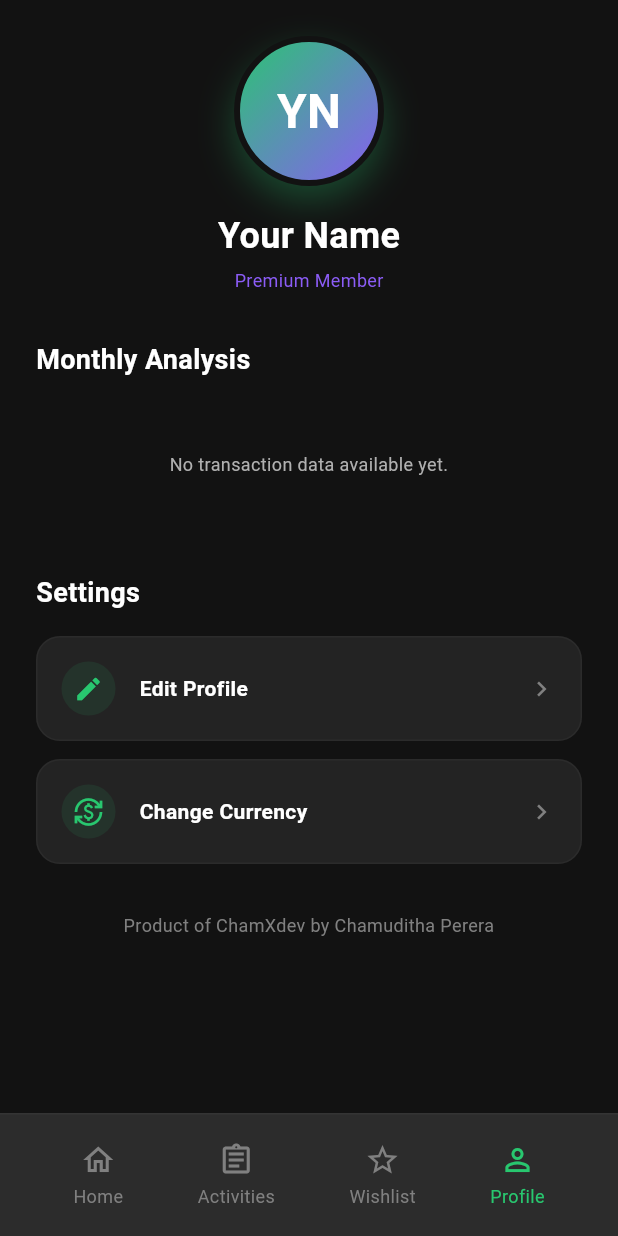
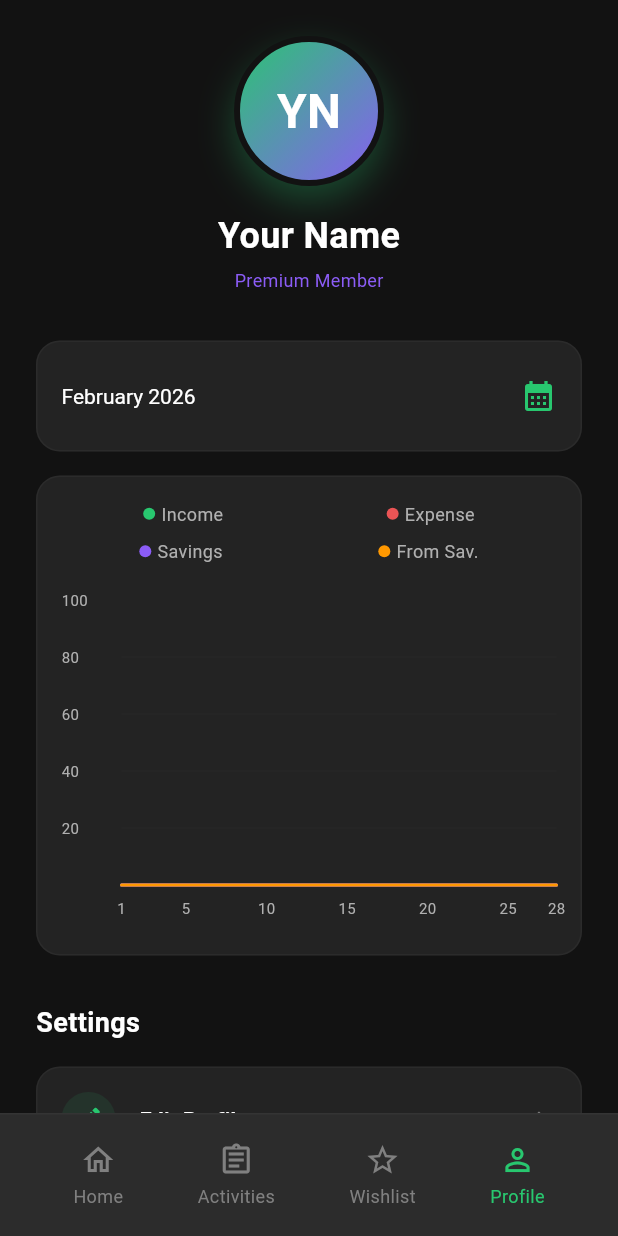
Before and after one commit to chamudithaperera/money-manager-app-flutter, a Flutter app: the HomePage screen opened directly, item 4 of the bottom bar chosen, on a phone screen of 412 x 824 dp. Run offline on Flutter 3.47's test engine with Material 3 defaults, Android fonts, the phone set to English and light mode, and no system bars; drawn by our look-alikes of fl_chart; our stand-ins replace flutter_riverpod, image_picker, shared_preferences, sqflite; accounts and stored records are empty.

Commit message:
feat: Add daily transaction line chart with month selection to the profile page, replacing the monthly report and introducing the fl_chart dependency.

```diff
--- a/lib/features/profile/profile_page.dart
+++ b/lib/features/profile/profile_page.dart
@@ -1,5 +1,6 @@
 import 'dart:io';
 
+import 'package:fl_chart/fl_chart.dart';
 import 'package:flutter/material.dart';
 import 'package:flutter_riverpod/flutter_riverpod.dart';
 import 'package:image_picker/image_picker.dart';
@@ -20,9 +21,28 @@ class ProfilePage extends ConsumerStatefulWidget {
 }
 
 class _ProfilePageState extends ConsumerState<ProfilePage> {
+  late DateTime _selectedMonth;
+
+  @override
+  void initState() {
+    super.initState();
+    _selectedMonth = DateTime(DateTime.now().year, DateTime.now().month);
+  }
+
   @override
   Widget build(BuildContext context) {
-    final report = _generateReport(widget.transactions);
+    // Collect available months
+    final availableMonths = _getAvailableMonths();
+    if (!availableMonths.any((d) => isSameMonth(d, _selectedMonth))) {
+      if (availableMonths.isNotEmpty) {
+        _selectedMonth = availableMonths.first;
+      }
+    }
+
+    final dailyStats = _getDailyStats(_selectedMonth);
+    final currency =
+        ref.watch(settingsProvider).asData?.value.currencySymbol ??
+        AppConstants.currencySymbol;
 
     return SingleChildScrollView(
       padding: const EdgeInsets.fromLTRB(24, 24, 24, 120),
@@ -31,32 +51,9 @@ class _ProfilePageState extends ConsumerState<ProfilePage> {
         children: [
           _buildProfileHeader(),
           const SizedBox(height: 32),
-          Text('Monthly Analysis', style: AppTextStyles.sectionHeader),
+          _buildMonthSelector(availableMonths),
           const SizedBox(height: 16),
-          if (report.isEmpty)
-            Padding(
-              padding: const EdgeInsets.all(32),
-              child: Text(
-                'No transaction data available yet.',
-                style: AppTextStyles.caption.copyWith(
-                  color: AppColors.textSecondary,
-                ),
-                textAlign: TextAlign.center,
-              ),
-            )
-          else
-            ListView.separated(
-              shrinkWrap: true,
-              physics: const NeverScrollableScrollPhysics(),
-              itemCount: report.length,
-              separatorBuilder: (_, __) => const SizedBox(height: 12),
-              itemBuilder: (context, index) => _MonthCard(
-                stats: report[index],
-                currency:
-                    ref.watch(settingsProvider).asData?.value.currencySymbol ??
-                    AppConstants.currencySymbol,
-              ),
-            ),
+          _buildChartSection(dailyStats, currency),
           const SizedBox(height: 32),
           Text('Settings', style: AppTextStyles.sectionHeader),
           const SizedBox(height: 16),
@@ -87,6 +84,286 @@ class _ProfilePageState extends ConsumerState<ProfilePage> {
     );
   }
 
+  bool isSameMonth(DateTime a, DateTime b) =>
+      a.year == b.year && a.month == b.month;
+
+  List<DateTime> _getAvailableMonths() {
+    final Set<String> uniqueMonths = {};
+    final List<DateTime> months = [];
+
+    // Always include current month
+    final now = DateTime.now();
+    final currentKey = '${now.year}-${now.month}';
+    uniqueMonths.add(currentKey);
+    months.add(DateTime(now.year, now.month));
+
+    for (final tx in widget.transactions) {
+      final key = '${tx.date.year}-${tx.date.month}';
+      if (!uniqueMonths.contains(key)) {
+        uniqueMonths.add(key);
+        months.add(DateTime(tx.date.year, tx.date.month));
+      }
+    }
+
+    months.sort((a, b) => b.compareTo(a)); // Newest first
+    return months;
+  }
+
+  Map<int, _DailyStats> _getDailyStats(DateTime month) {
+    final Map<int, _DailyStats> stats = {};
+    final daysInMonth = DateUtils.getDaysInMonth(month.year, month.month);
+
+    // Initialize all days
+    for (int i = 1; i <= daysInMonth; i++) {
+      stats[i] = _DailyStats();
+    }
+
+    for (final tx in widget.transactions) {
+      if (isSameMonth(tx.date, month)) {
+        final day = tx.date.day;
+        final current = stats[day]!;
+        switch (tx.type) {
+          case TransactionType.income:
+            current.income += tx.amount;
+            break;
+          case TransactionType.expense:
+            current.expense += tx.amount;
+            break;
+          case TransactionType.savings:
+            current.savings += tx.amount;
+            break;
+          case TransactionType.savingDeduct:
+            current.savingDeduct += tx.amount;
+            break;
+        }
+      }
+    }
+    return stats;
+  }
+
+  Widget _buildMonthSelector(List<DateTime> months) {
+    final formatter = DateFormat('MMMM yyyy');
+    return Container(
+      padding: const EdgeInsets.symmetric(horizontal: 16, vertical: 12),
+      decoration: BoxDecoration(
+        color: AppColors.surface,
+        borderRadius: BorderRadius.circular(AppRadius.large),
+        border: Border.all(color: AppColors.border.withValues(alpha: 0.3)),
+      ),
+      child: DropdownButtonHideUnderline(
+        child: DropdownButton<DateTime>(
+          value: months.firstWhere(
+            (m) => isSameMonth(m, _selectedMonth),
+            orElse: () => months.first,
+          ),
+          dropdownColor: AppColors.surface,
+          icon: const Icon(Icons.calendar_month, color: AppColors.primary),
+          isExpanded: true,
+          style: AppTextStyles.body.copyWith(color: AppColors.textPrimary),
+          items: months.map((date) {
+            return DropdownMenuItem(
+              value: date,
+              child: Text(formatter.format(date)),
+            );
+          }).toList(),
+          onChanged: (value) {
+            if (value != null) {
+              setState(() => _selectedMonth = value);
+            }
+          },
+        ),
+      ),
+    );
+  }
+
+  Widget _buildChartSection(Map<int, _DailyStats> dailyStats, String currency) {
+    final days = dailyStats.keys.toList()..sort();
+    if (days.isEmpty) return const SizedBox.shrink();
+
+    // Prepare spots
+    final List<FlSpot> incomeSpots = [];
+    final List<FlSpot> expenseSpots = [];
+    final List<FlSpot> savingsSpots = [];
+    final List<FlSpot> deductSpots = [];
+
+    double maxY = 0;
+
+    for (final day in days) {
+      final stat = dailyStats[day]!;
+      incomeSpots.add(FlSpot(day.toDouble(), stat.income));
+      expenseSpots.add(FlSpot(day.toDouble(), stat.expense));
+      savingsSpots.add(FlSpot(day.toDouble(), stat.savings));
+      deductSpots.add(FlSpot(day.toDouble(), stat.savingDeduct));
+
+      maxY = [
+        maxY,
+        stat.income,
+        stat.expense,
+        stat.savings,
+        stat.savingDeduct,
+      ].reduce((a, b) => a > b ? a : b);
+    }
+
+    // Add some buffer to maxY
+    maxY = maxY * 1.2;
+    if (maxY == 0) maxY = 100;
+
+    return Container(
+      padding: const EdgeInsets.all(16),
+      decoration: BoxDecoration(
+        color: AppColors.surface,
+        borderRadius: BorderRadius.circular(AppRadius.large),
+        border: Border.all(color: AppColors.border.withValues(alpha: 0.3)),
+      ),
+      child: Column(
+        children: [
+          Row(
+            mainAxisAlignment: MainAxisAlignment.spaceAround,
+            children: [
+              _chartLegend('Income', AppColors.primary),
+              _chartLegend('Expense', AppColors.expense),
+            ],
+          ),
+          const SizedBox(height: 8),
+          Row(
+            mainAxisAlignment: MainAxisAlignment.spaceAround,
+            children: [
+              _chartLegend('Savings', AppColors.savings),
+              _chartLegend(
+                'From Sav.',
+                Colors.orange,
+              ), // Custom color for deduct
+            ],
+          ),
+          const SizedBox(height: 24),
+          AspectRatio(
+            aspectRatio: 1.5,
+            child: LineChart(
+              LineChartData(
+                gridData: FlGridData(
+                  show: true,
+                  drawVerticalLine: false,
+                  horizontalInterval: maxY / 5,
+                  getDrawingHorizontalLine: (value) {
+                    return FlLine(
+                      color: AppColors.border.withValues(alpha: 0.1),
+                      strokeWidth: 1,
+                    );
+                  },
+                ),
+                titlesData: FlTitlesData(
+                  show: true,
+                  rightTitles: const AxisTitles(
+                    sideTitles: SideTitles(showTitles: false),
+                  ),
+                  topTitles: const AxisTitles(
+                    sideTitles: SideTitles(showTitles: false),
+                  ),
+                  bottomTitles: AxisTitles(
+                    sideTitles: SideTitles(
+                      showTitles: true,
+                      reservedSize: 30,
+                      interval: 5,
+                      getTitlesWidget: (value, meta) {
+                        if (value == 0 || value > days.last)
+                          return const SizedBox.shrink();
+                        return Padding(
+                          padding: const EdgeInsets.only(top: 8.0),
+                          child: Text(
+                            value.toInt().toString(),
+                            style: AppTextStyles.caption.copyWith(fontSize: 10),
+                          ),
+                        );
+                      },
+                    ),
+                  ),
+                  leftTitles: AxisTitles(
+                    sideTitles: SideTitles(
+                      showTitles: true,
+                      interval: maxY / 5,
+                      reservedSize: 40,
+                      getTitlesWidget: (value, meta) {
+                        if (value == 0) return const SizedBox.shrink();
+                        return Text(
+                          _compactCurrency(value),
+                          style: AppTextStyles.caption.copyWith(fontSize: 10),
+                        );
+                      },
+                    ),
+                  ),
+                ),
+                borderData: FlBorderData(show: false),
+                minX: 1,
+                maxX: days.last.toDouble(),
+                minY: 0,
+                maxY: maxY,
+                lineBarsData: [
+                  _lineData(incomeSpots, AppColors.primary),
+                  _lineData(expenseSpots, AppColors.expense),
+                  _lineData(savingsSpots, AppColors.savings),
+                  _lineData(deductSpots, Colors.orange),
+                ],
+                lineTouchData: LineTouchData(
+                  touchTooltipData: LineTouchTooltipData(
+                    getTooltipColor: (touchedSpot) => AppColors.surfaceVariant,
+                    getTooltipItems: (touchedSpots) {
+                      return touchedSpots.map((spot) {
+                        return LineTooltipItem(
+                          '${spot.y.toStringAsFixed(0)}',
+                          AppTextStyles.caption.copyWith(
+                            color: spot.bar.color,
+                            fontWeight: FontWeight.bold,
+                          ),
+                        );
+                      }).toList();
+                    },
+                  ),
+                ),
+              ),
+            ),
+          ),
+        ],
+      ),
+    );
+  }
+
+  LineChartBarData _lineData(List<FlSpot> spots, Color color) {
+    return LineChartBarData(
+      spots: spots,
+      isCurved: true,
+      color: color,
+      barWidth: 2,
+      isStrokeCapRound: true,
+      dotData: const FlDotData(show: false),
+      belowBarData: BarAreaData(
+        show: true,
+        color: color.withValues(alpha: 0.1),
+      ),
+    );
+  }
+
+  Widget _chartLegend(String label, Color color) {
+    return Row(
+      children: [
+        Container(
+          width: 8,
+          height: 8,
+          decoration: BoxDecoration(color: color, shape: BoxShape.circle),
+        ),
+        const SizedBox(width: 4),
+        Text(label, style: AppTextStyles.caption),
+      ],
+    );
+  }
+
+  String _compactCurrency(double value) {
+    if (value >= 1000) {
+      return '${(value / 1000).toStringAsFixed(1)}k';
+    }
+    return value.toStringAsFixed(0);
+  }
+
+  // Settings methods
   Future<void> _showEditProfileDialog() async {
     final settings = ref.read(settingsProvider).asData?.value;
     final initialName = settings?.displayName ?? AppConstants.userDisplayName;
@@ -335,182 +612,11 @@ class _ProfilePageState extends ConsumerState<ProfilePage> {
       ],
     );
   }
-
-  List<_MonthStats> _generateReport(List<Transaction> transactions) {
-    final Map<String, _MonthStats> stats = {};
-
-    for (final tx in transactions) {
-      final key = '${tx.date.year}-${tx.date.month}';
-      if (!stats.containsKey(key)) {
-        stats[key] = _MonthStats(date: DateTime(tx.date.year, tx.date.month));
-      }
-
-      final current = stats[key]!;
-      if (tx.type == TransactionType.income) {
-        current.income += tx.amount;
-      } else if (tx.type == TransactionType.expense) {
-        current.expenses += tx.amount;
-      } else if (tx.type == TransactionType.savings) {
-        current.savings += tx.amount;
-      }
-    }
-
-    final list = stats.values.toList();
-    list.sort((a, b) => b.date.compareTo(a.date));
-    return list;
-  }
 }
 
-class _MonthStats {
-  _MonthStats({
-    required this.date,
-    this.income = 0,
-    this.expenses = 0,
-    this.savings = 0,
-  });
-
-  final DateTime date;
-  double income;
-  double expenses;
-  double savings;
+class _DailyStats {
+  double income = 0;
+  double expense = 0;
+  double savings = 0;
+  double savingDeduct = 0;
 }
-
-class _MonthCard extends StatelessWidget {
-  const _MonthCard({required this.stats, required this.currency});
-
-  final _MonthStats stats;
-  final String currency;
-
-  @override
-  Widget build(BuildContext context) {
-    final formatter = DateFormat('MMMM yyyy');
-    final total = stats.income - stats.expenses - stats.savings;
-
-    return Container(
-      padding: const EdgeInsets.all(16),
-      decoration: BoxDecoration(
-        color: AppColors.surface,
-        borderRadius: BorderRadius.circular(AppRadius.large),
-        border: Border.all(color: AppColors.border.withValues(alpha: 0.3)),
-      ),
-      child: Column(
-        crossAxisAlignment: CrossAxisAlignment.start,
-        children: [
-          Row(
-            mainAxisAlignment: MainAxisAlignment.spaceBetween,
-            children: [
-              Text(
-                formatter.format(stats.date),
-                style: AppTextStyles.sectionLabel.copyWith(
-                  color: AppColors.textPrimary,
-                  fontWeight: FontWeight.bold,
-                ),
-              ),
-              Text(
-                '${total >= 0 ? "+" : ""}$currency ${total.toStringAsFixed(0)}',
-                style: AppTextStyles.summaryAmount.copyWith(
-                  color: total >= 0 ? AppColors.primary : AppColors.expense,
-                  fontSize: 16,
-                ),
-              ),
-            ],
-          ),
-          const SizedBox(height: 16),
-          _Bar(
-            label: 'Income',
-            amount: stats.income,
-            color: AppColors.primary,
-            total: stats.income + stats.expenses + stats.savings,
-            currency: currency,
-          ),
-          const SizedBox(height: 8),
-          _Bar(
-            label: 'Expense',
-            amount: stats.expenses,
-            color: AppColors.expense,
-            total: stats.income + stats.expenses + stats.savings,
-            currency: currency,
-          ),
-          const SizedBox(height: 8),
-          _Bar(
-            label: 'Savings',
-            amount: stats.savings,
-            color: AppColors.savings,
-            total: stats.income + stats.expenses + stats.savings,
-            currency: currency,
-          ),
-        ],
-      ),
-    );
-  }
-}
-
-class _Bar extends StatelessWidget {
-  const _Bar({
-    required this.label,
-    required this.amount,
-    required this.color,
-    required this.total,
-    required this.currency,
-  });
-
-  final String label;
-  final double amount;
-  final Color color;
-  final double total;
-  final String currency;
-
-  @override
-  Widget build(BuildContext context) {
-    if (amount <= 0) return const SizedBox.shrink();
-    // Prevent division by zero if total is 0
-    final percentage = total > 0 ? (amount / total) : 0.0;
-
-    return Row(
-      children: [
-        SizedBox(
-          width: 60,
-          child: Text(
-            label,
-            style: AppTextStyles.caption.copyWith(fontSize: 12),
-          ),
-        ),
-        Expanded(
-          child: Stack(
-            children: [
-              Container(
-                height: 6,
-                decoration: BoxDecoration(
-                  color: AppColors.surfaceVariant,
-                  borderRadius: BorderRadius.circular(3),
-                ),
-              ),
-              FractionallySizedBox(
-                widthFactor: percentage.clamp(0.0, 1.0),
-                child: Container(
-                  height: 6,
-                  decoration: BoxDecoration(
-                    color: color,
-                    borderRadius: BorderRadius.circular(3),
-                  ),
-                ),
-              ),
-            ],
-          ),
-        ),
-        const SizedBox(width: 12),
-        SizedBox(
-          width: 60,
-          child: Text(
-            '$currency${amount.toStringAsFixed(0)}',
-            style: AppTextStyles.caption.copyWith(
-              color: AppColors.textPrimary,
-              fontWeight: FontWeight.w500,
-            ),
-            textAlign: TextAlign.end,
-          ),
-        ),
-      ],
-    );
-  }
-}
--- a/pubspec.yaml
+++ b/pubspec.yaml
@@ -41,6 +41,7 @@ dependencies:
   intl: ^0.20.2
   shared_preferences: ^2.5.4
   image_picker: ^1.2.1
+  fl_chart: ^1.1.1
 
 dev_dependencies:
   flutter_test:
```
Also changed, not shown: pubspec.lock.
